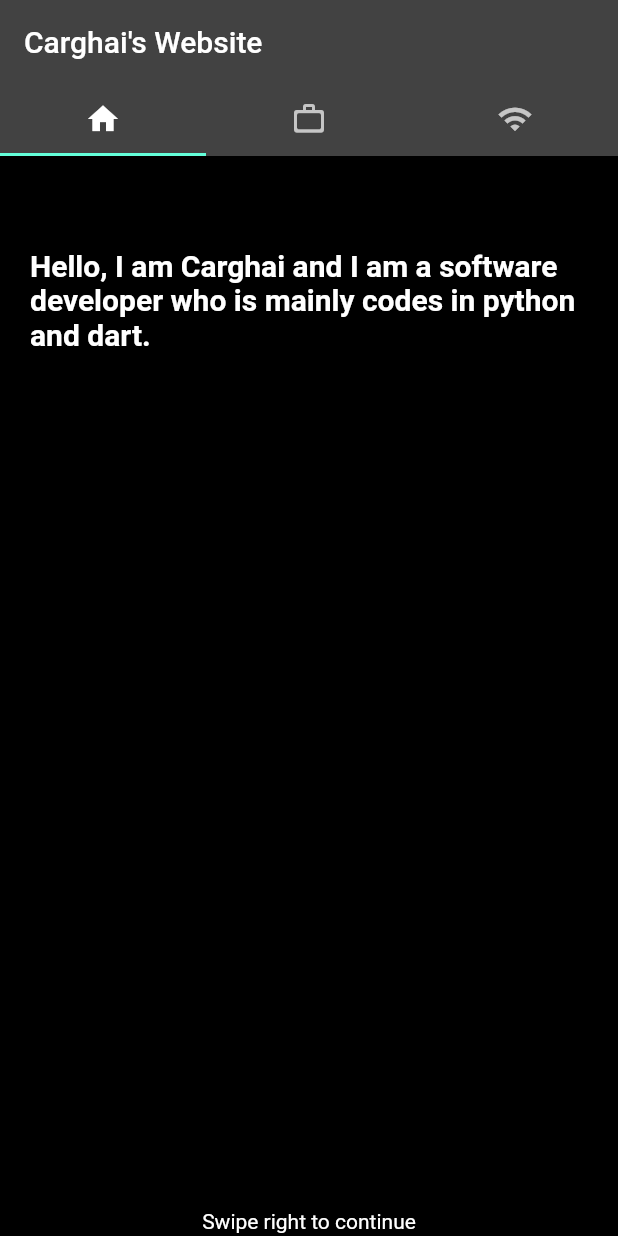
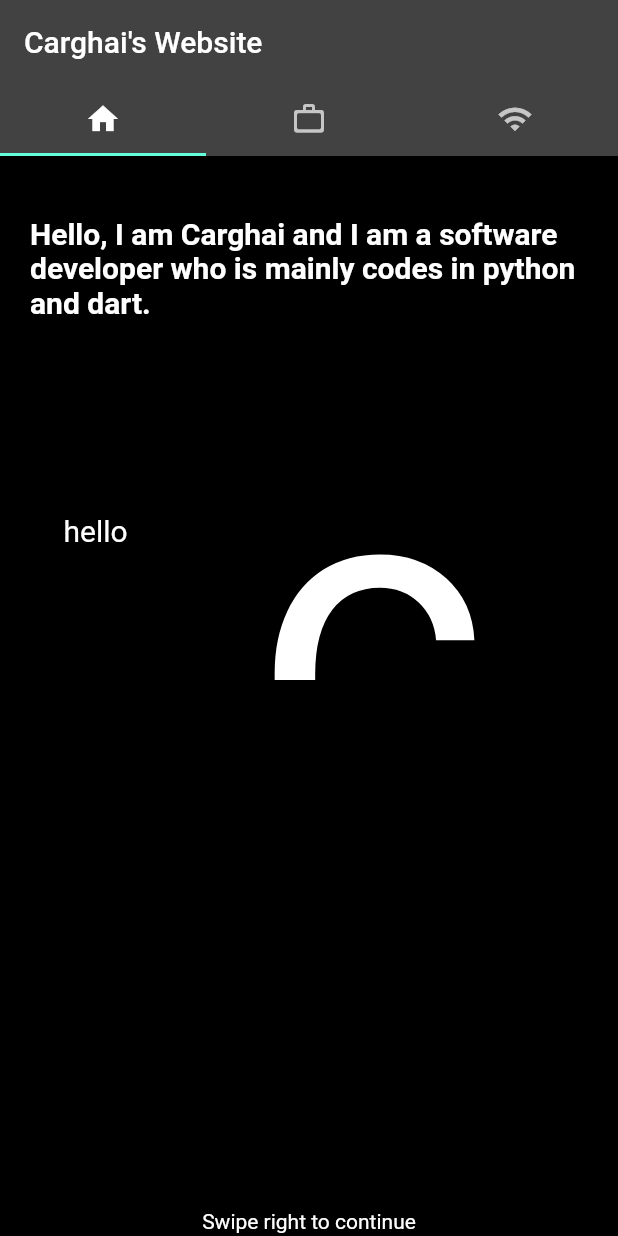
Before and after one commit to ekam-g/carghai_website, a Flutter app: the screen it shows after launch, on a phone screen of 412 x 824 dp. Run offline on Flutter 3.47's test engine with Material 2 defaults, Android fonts, the phone set to English and light mode, and no system bars.

Commit message:
it worked

```diff
--- a/lib/screens/hometab.dart
+++ b/lib/screens/hometab.dart
@@ -1,7 +1,7 @@
 import 'package:flutter/material.dart';
 
 class tab1Home extends StatefulWidget {
-  tab1Home({
+  const tab1Home({
     Key? key,
   }) : super(key: key);
 
@@ -15,11 +15,11 @@ class _tab1Home extends State<tab1Home> {
     return Scaffold(
         body: Center(
             child: Column(
-      children: const [
-        Spacer(
+      children: [
+        const Spacer(
           flex: 1,
         ),
-        Padding(
+        const Padding(
           padding: EdgeInsets.symmetric(horizontal: 20, vertical: 5),
           child: Text(
             'Hello, I am Carghai and I am a software developer who is mainly codes in python and dart.',
@@ -29,11 +29,35 @@ class _tab1Home extends State<tab1Home> {
             ),
           ),
         ),
-        Spacer(
+        const Spacer(),
+        Row(
+          mainAxisAlignment: MainAxisAlignment.center,
+          children: [
+            const Spacer(),
+            const Text(
+              "hello",
+              style: TextStyle(fontSize: 20),
+            ),
+            const Spacer(flex: 2),
+            SizedBox(
+              height: 200,
+              width: 200,
+              child: SingleChildScrollView(
+                child: Column(
+                  children: const [
+                    Text("cool", style: TextStyle(fontSize: 299)),
+                  ],
+                ),
+              ),
+            ),
+            const Spacer(),
+          ],
+        ),
+        const Spacer(
           flex: 10,
         ),
-        Text("Swipe right to continue"),
-        SizedBox(
+        const Text("Swipe right to continue"),
+        const SizedBox(
           height: 2,
         ),
       ],
```
